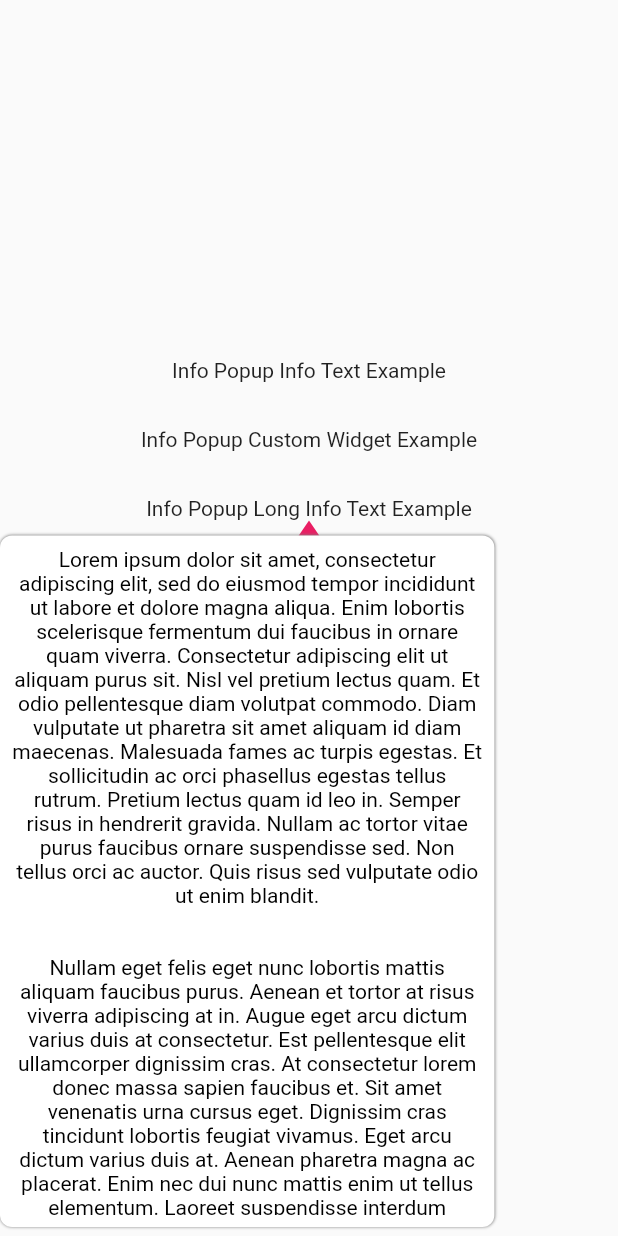
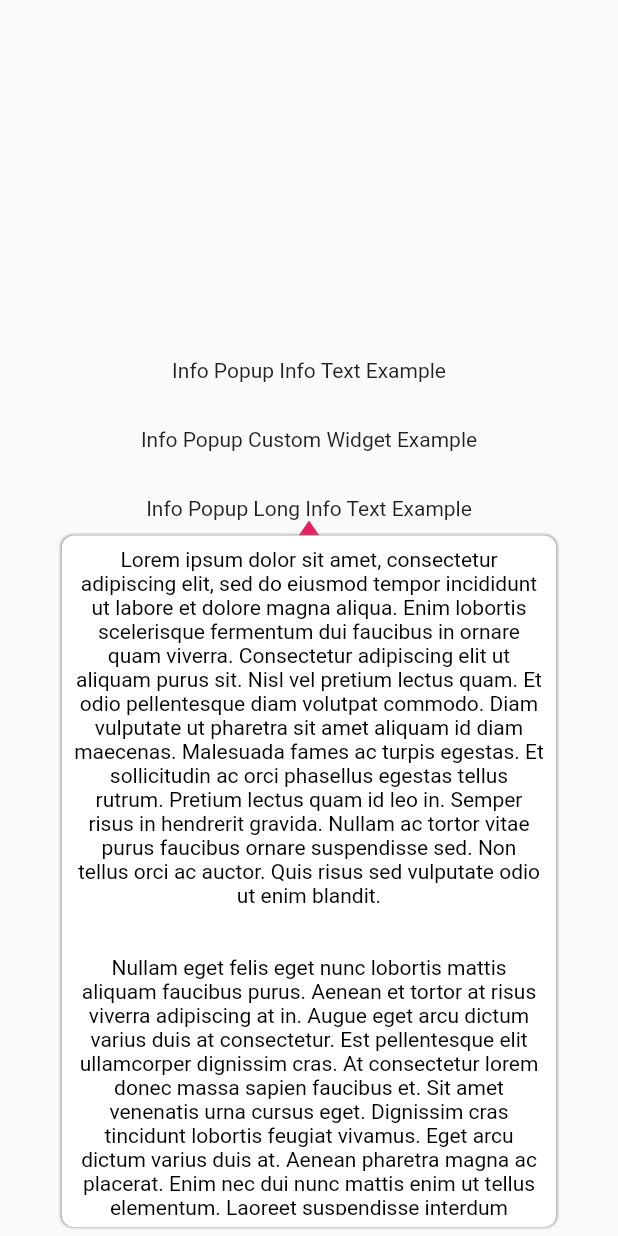
Before and after one commit to SalihCanBinboga/info_popup, a Flutter app: the screen it shows after launch, after a tap on "Info Popup Info Text Example", after a tap on "Info Popup Custom Widget Example", after a tap on "Info Popup Long Info Text Example", on a phone screen of 412 x 824 dp. Run offline on Flutter 3.47's test engine with Material 2 defaults, Android fonts, the phone set to English and light mode, and no system bars.

Commit message:
feat: declare high lighter to overlay layout and improve popup offset calculation and opening animation

```diff
--- a/lib/src/overlays/overlay_entry_layout.dart
+++ b/lib/src/overlays/overlay_entry_layout.dart
@@ -14,6 +14,8 @@ class OverlayInfoPopup extends StatefulWidget {
     required Offset contentOffset,
     required Offset indicatorOffset,
     required PopupDismissTriggerBehavior dismissTriggerBehavior,
+    required bool enableHighlight,
+    required HighLightTheme highlightTheme,
     Widget? customContent,
     String? contentTitle,
     double? contentMaxWidth,
@@ -30,7 +32,9 @@ class OverlayInfoPopup extends StatefulWidget {
         _dismissTriggerBehavior = dismissTriggerBehavior,
         _customContent = customContent,
         _contentTitle = contentTitle,
-        _contentMaxWidth = contentMaxWidth;
+        _contentMaxWidth = contentMaxWidth,
+        _enableHighlight = enableHighlight,
+        _highLightTheme = highlightTheme;
 
   final LayerLink _layerLink;
   final RenderBox _targetRenderBox;
@@ -45,6 +49,8 @@ class OverlayInfoPopup extends StatefulWidget {
   final Offset _indicatorOffset;
   final PopupDismissTriggerBehavior _dismissTriggerBehavior;
   final double? _contentMaxWidth;
+  final bool _enableHighlight;
+  final HighLightTheme _highLightTheme;
 
   @override
   State<OverlayInfoPopup> createState() => _OverlayInfoPopupState();
@@ -71,69 +77,88 @@ class _OverlayInfoPopupState extends State<OverlayInfoPopup> {
               _targetWidgetRect.width / 2 - indicatorWidth / 2,
               _targetWidgetRect.height,
             ) +
-            widget._indicatorOffset;
+            widget._indicatorOffset +
+            _highlightOffset;
       case ArrowDirection.down:
         return Offset(
               _targetWidgetRect.width / 2 - indicatorWidth / 2,
               -widget._indicatorTheme.arrowSize.height,
             ) +
-            widget._indicatorOffset;
+            widget._indicatorOffset +
+            _highlightOffset;
+    }
+  }
+
+  Offset get _highlightOffset {
+    double highlightVerticalGap = 0;
+
+    if (widget._enableHighlight) {
+      highlightVerticalGap = widget._highLightTheme.padding.bottom;
+    }
+
+    switch (widget._indicatorTheme.arrowDirection) {
+      case ArrowDirection.up:
+        return Offset(0, highlightVerticalGap);
+      case ArrowDirection.down:
+        return Offset(0, -highlightVerticalGap);
     }
   }
 
   Offset get _bodyOffset {
-    final Size contentSize = _contentSize == null ? Size.zero : _contentSize!;
+    Offset targetCenterOffset = Offset.zero;
 
-    Offset targetCenterOffset = Offset.zero;
+    final double contentWidth = contentSize.width;
+    final double contentHeight = contentSize.height;
+    final double targetWidth = _targetWidgetRect.width;
+    final double targetHeight = _targetWidgetRect.height;
+    final double contentDxCenter =
+        targetWidth / 2 - contentWidth / 2;
 
     switch (widget._indicatorTheme.arrowDirection) {
       case ArrowDirection.up:
         targetCenterOffset = Offset(
-          _targetWidgetRect.width / 2 - contentSize.width / 2,
-          _targetWidgetRect.height + widget._indicatorTheme.arrowSize.height,
+          contentDxCenter,
+          targetHeight + widget._indicatorTheme.arrowSize.height,
         );
         break;
       case ArrowDirection.down:
         targetCenterOffset = Offset(
-          _targetWidgetRect.width / 2 - contentSize.width / 2,
-          -(contentSize.height + widget._indicatorTheme.arrowSize.height),
+          contentDxCenter,
+          -(contentHeight + widget._indicatorTheme.arrowSize.height),
         );
         break;
     }
 
-    if (widget._layerLink.leader == null) {
-      return targetCenterOffset;
+    targetCenterOffset += _highlightOffset;
+
+    final double contentLeft = contentDxCenter + _targetOffset.dx;
+    final double contentRight = contentLeft + contentWidth;
+    final double screenWidth = context.screenWidth;
+
+    if (contentLeft < 0) {
+      targetCenterOffset += Offset(-contentLeft, 0);
+    } else if (contentRight > screenWidth) {
+      targetCenterOffset += Offset(screenWidth - contentRight, 0);
     }
 
-    Offset finalOffset = Offset.zero;
-
-    final LayerLink link = widget._layerLink;
-    final double targetWidth = _targetWidgetRect.width;
-    final double targetDx =
-        widget._targetRenderBox.localToGlobal(Offset.zero).dx;
-    final double targetRightCorner = targetDx + link.leaderSize!.width;
-    final double rightGap = context.screenWidth - targetRightCorner;
-    final double leftGap = targetDx;
-
-    finalOffset = const Offset(0, 0);
-
-    if (rightGap < contentSize.width / 2 && leftGap > contentSize.width / 2) {
-      finalOffset = Offset(
-        -(contentSize.width - targetWidth) / 2 + rightGap,
-        0,
-      );
-    } else if (leftGap < contentSize.width / 2) {
-      finalOffset = Offset(
-        (contentSize.width - targetWidth) / 2 - leftGap,
-        0,
-      );
+    return targetCenterOffset + widget._contentOffset;
   }
 
-    return targetCenterOffset + finalOffset + widget._contentOffset;
+  Size? _contentSize;
+
+  Size get contentSize {
+    if (!_isLayoutMounted) {
+      return widget._targetRenderBox.size;
+    } else {
+      return _contentSize!;
+    }
   }
 
   void _updateContentLayoutSize() {
     Future<dynamic>.microtask(
+      () {
+        Future<void>.delayed(
+          const Duration(milliseconds: 50),
           () {
             setState(
               () {
@@ -143,25 +168,18 @@ class _OverlayInfoPopupState extends State<OverlayInfoPopup> {
                 if (renderBox != null) {
                   final Size size = renderBox.size;
                   _contentSize = size;
+
                   widget._onLayoutMounted(size);
                 }
               },
             );
           },
         );
+      },
+    );
   }
 
-  Size? _contentSize;
-
-  Size get contentSize {
-    if (_contentSize == null) {
-      return widget._targetRenderBox.size;
-    } else {
-      return _contentSize!;
-    }
-  }
-
-  bool get _isLayoutDone => _contentSize != null;
+  bool get _isLayoutMounted => _contentSize != null;
 
   Rect get _targetWidgetRect {
     final Offset offset = widget._targetRenderBox.localToGlobal(Offset.zero);
@@ -212,30 +230,55 @@ class _OverlayInfoPopupState extends State<OverlayInfoPopup> {
     }
   }
 
-  bool get dismissBehaviorIsOnTapContent =>
+  Offset get _targetOffset {
+    return widget._targetRenderBox.localToGlobal(Offset.zero);
+  }
+
+  bool get _dismissBehaviorIsOnTapContent =>
       widget._dismissTriggerBehavior ==
       PopupDismissTriggerBehavior.onTapContent;
 
   @override
   Widget build(BuildContext context) {
-    return Align(
+    return ClipPath(
+      clipper: widget._enableHighlight
+          ? _HighLighter(
+              area: Rect.fromLTWH(
+                _targetWidgetRect.left,
+                _targetWidgetRect.top,
+                _targetWidgetRect.width,
+                _targetWidgetRect.height,
+              ),
+              padding: widget._highLightTheme.padding,
+              radius: widget._highLightTheme.radius,
+            )
+          : null,
+      child: Align(
         child: CompositedTransformFollower(
           link: widget._layerLink,
           showWhenUnlinked: false,
           offset: _areaOffset,
           child: GestureDetector(
             onTap: widget._onAreaPressed,
-          behavior: dismissBehaviorIsOnTapContent
+            behavior: _dismissBehaviorIsOnTapContent
                 ? null
                 : HitTestBehavior.translucent,
             child: Material(
-            color: widget._areaBackgroundColor,
+              color: widget._enableHighlight
+                  ? widget._highLightTheme.backgroundColor
+                  : widget._areaBackgroundColor,
+              type: (!widget._enableHighlight &&
+                      widget._areaBackgroundColor == Colors.transparent)
+                  ? MaterialType.transparency
+                  : MaterialType.canvas,
               child: SizedBox(
-              height:
-                  dismissBehaviorIsOnTapContent ? null : context.screenHeight,
-              width: dismissBehaviorIsOnTapContent ? null : context.screenWidth,
+                height: _dismissBehaviorIsOnTapContent
+                    ? null
+                    : context.screenHeight,
+                width:
+                    _dismissBehaviorIsOnTapContent ? null : context.screenWidth,
                 child: Column(
-                mainAxisSize: dismissBehaviorIsOnTapContent
+                  mainAxisSize: _dismissBehaviorIsOnTapContent
                       ? MainAxisSize.min
                       : MainAxisSize.max,
                   children: <Widget>[
@@ -243,6 +286,10 @@ class _OverlayInfoPopupState extends State<OverlayInfoPopup> {
                       link: widget._layerLink,
                       showWhenUnlinked: false,
                       offset: _indicatorOffset,
+                      child: AnimatedScale(
+                        scale: _isLayoutMounted ? 1.0 : 0.0,
+                        duration: const Duration(milliseconds: 50),
+                        alignment: Alignment.topCenter,
                         child: CustomPaint(
                           size: widget._indicatorTheme.arrowSize,
                           painter: widget._indicatorTheme.arrowPainter ??
@@ -253,14 +300,15 @@ class _OverlayInfoPopupState extends State<OverlayInfoPopup> {
                               ),
                         ),
                       ),
+                    ),
                     CompositedTransformFollower(
                       link: widget._layerLink,
                       showWhenUnlinked: false,
                       offset: _bodyOffset,
-                    child: AnimatedSize(
-                      duration: const Duration(milliseconds: 100),
-                      child: Transform.scale(
-                        scale: _isLayoutDone ? 1.0 : 0.0,
+                      child: AnimatedScale(
+                        scale: _isLayoutMounted ? 1.0 : 0.0,
+                        duration: const Duration(milliseconds: 50),
+                        alignment: Alignment.topCenter,
                         child: ConstrainedBox(
                           constraints: BoxConstraints(
                             maxWidth: _contentMaxWidth,
@@ -297,9 +345,9 @@ class _OverlayInfoPopupState extends State<OverlayInfoPopup> {
                           ),
                         ),
                       ),
-                    ),
                     )
                   ],
+                ),
               ),
             ),
           ),
```
Lines whose indentation alone changed are shown as unchanged.
